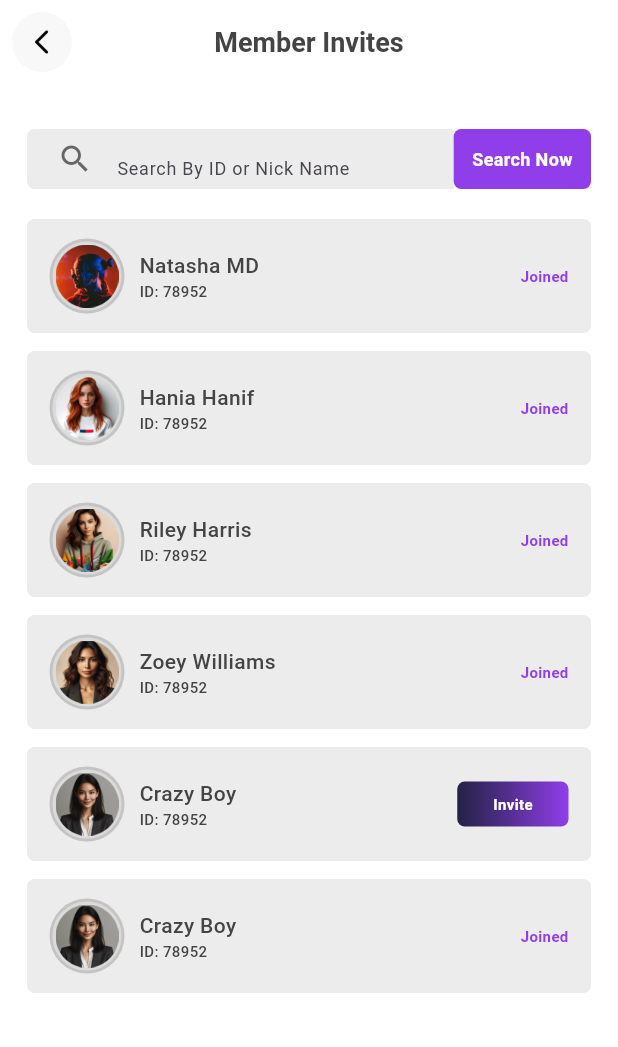
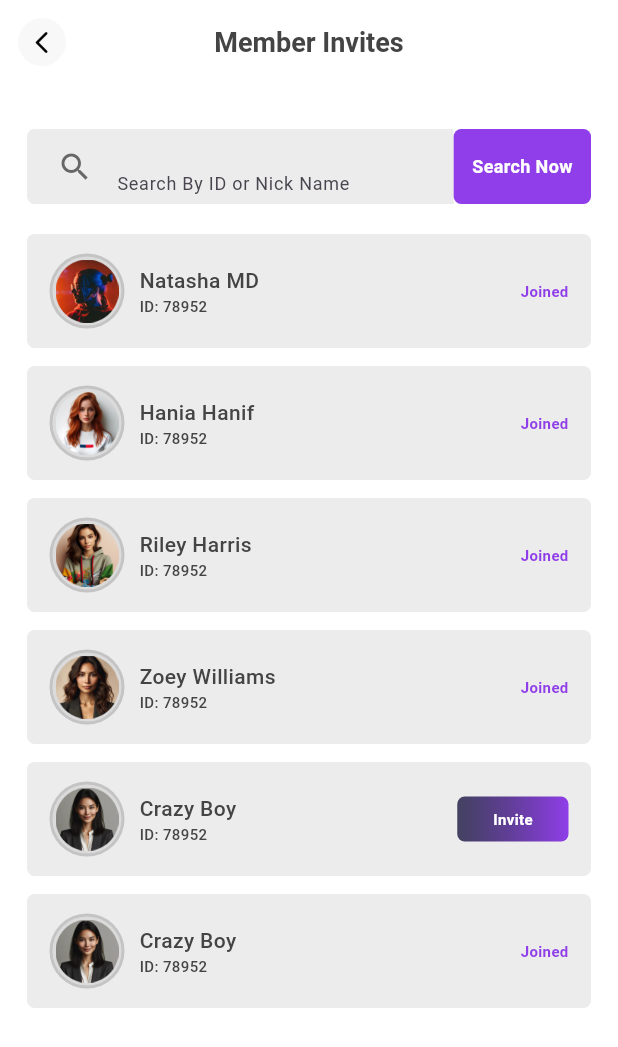
Before and after one commit to mbilalaf/App-UI, a Flutter app: the MemberInvitesPage screen opened directly, on a phone screen of 412 x 824 dp. Shown: the top 1047 px of the screen. Run offline on Flutter 3.47's test engine with Material 3 defaults, Android fonts, the phone set to English and light mode, and no system bars.

Commit message:
changes done

```diff
--- a/lib/pages/data_query_page/data_query_page.dart
+++ b/lib/pages/data_query_page/data_query_page.dart
@@ -8,7 +8,7 @@ import 'package:design_2/widgets/back_arrow.dart';
 import '../member_income_page/widgets/button.dart';
 
 class DataQueryPage extends StatelessWidget {
-  const DataQueryPage({Key? key});
+  const DataQueryPage({super.key});
 
   @override
   Widget build(BuildContext context) {
--- a/lib/pages/member_invites_page/member_invites_page.dart
+++ b/lib/pages/member_invites_page/member_invites_page.dart
@@ -1,4 +1,5 @@
-import 'package:design_2/models/invite_member_model.dart';
+// ignore_for_file: unused_local_variable
+
 import 'package:design_2/pages/member_invites_page/widgets/custom_search_bar.dart';
 import 'package:design_2/pages/member_invites_page/widgets/invitation_tile.dart';
 import 'package:design_2/utils/app_colors.dart';
--- a/lib/pages/member_invites_page/widgets/custom_search_bar.dart
+++ b/lib/pages/member_invites_page/widgets/custom_search_bar.dart
@@ -10,7 +10,7 @@ class CustomSearchBar extends StatelessWidget {
       children: [
         Expanded(
           child: Container(
-            height: 40,
+            height: 50,
             width: MediaQuery.sizeOf(context).width,
             decoration: const BoxDecoration(
               color: AppColors.lightGrey,
@@ -38,7 +38,7 @@ class CustomSearchBar extends StatelessWidget {
           ),
         ),
         Container(
-          height: 40,
+          height: 50,
           width: MediaQuery.sizeOf(context).width / 4.5,
           decoration: BoxDecoration(
             color: AppColors.primaryColor,
--- a/lib/pages/member_invites_page/widgets/invitation_tile.dart
+++ b/lib/pages/member_invites_page/widgets/invitation_tile.dart
@@ -76,6 +76,8 @@ class InvitationTile extends StatelessWidget {
                         ),
                       ],
                     ),
+
+                    // Invitation Button
                     inviteMemberList[index].isJoined ?? true
                         ? const Text(
                             'Joined',
@@ -92,7 +94,7 @@ class InvitationTile extends StatelessWidget {
                               color: Colors.white,
                               gradient: LinearGradient(
                                 colors: [
-                                  AppColors.darkPurpule.withOpacity(0.95),
+                                  AppColors.darkPurpule.withOpacity(0.8),
                                   AppColors.primaryColor,
                                 ],
                               ),
--- a/lib/widgets/back_arrow.dart
+++ b/lib/widgets/back_arrow.dart
@@ -11,7 +11,7 @@ class BackArrow extends StatelessWidget {
         Navigator.pop(context);
       },
       child: Padding(
-        padding: const EdgeInsets.all(8.0),
+        padding: const EdgeInsets.all(12.0),
         child: Container(
           width: 25,
           decoration: BoxDecoration(
@@ -24,7 +24,7 @@ class BackArrow extends StatelessWidget {
           child: const Center(
             child: Icon(
               Icons.arrow_back_ios_rounded,
-              size: 20,
+              size: 18,
               color: Colors.black,
             ),
           ),
```
